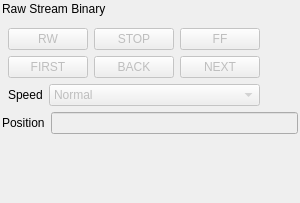
First picture: the form in kame/forms/recordreaderform.ui, repository northriv/KAME, before the edit.
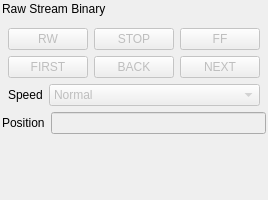
Second picture: the form after the edit. Custom widgets are drawn as their Qt base class.

Diff of the .ui file:
```diff
--- a/kame/forms/recordreaderform.ui
+++ b/kame/forms/recordreaderform.ui
@@ -9,8 +9,8 @@
    <rect>
     <x>0</x>
     <y>0</y>
-    <width>300</width>
-    <height>203</height>
+    <width>226</width>
+    <height>200</height>
    </rect>
   </property>
   <property name="sizePolicy">
@@ -308,7 +308,7 @@
  <customwidgets>
   <customwidget>
    <class>KUrlRequester</class>
-   <extends>QWidget</extends>
+   <extends>QFrame</extends>
    <header>kurlrequester.h</header>
   </customwidget>
  </customwidgets>
```
Left out of the diff: 2 changed lines with no effect on the pictures.
